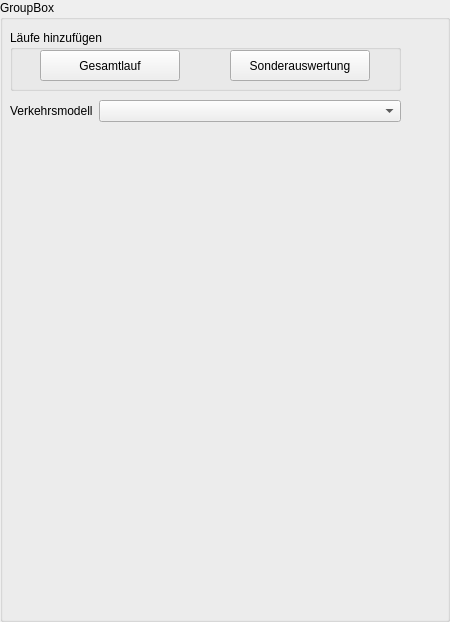
Qt form src/gui_vm/view/qt_designed/scenario.ui (ChrFr/gui_vm) before a commit.
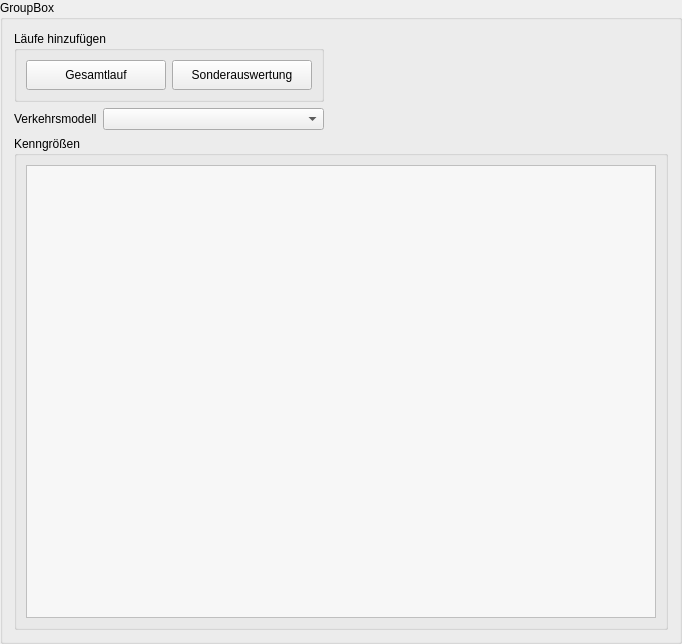
The same form after that commit. Icons and pictures are not drawn.

Commit message: Update: details and main window layout changes

```diff
--- a/src/gui_vm/view/qt_designed/scenario.ui
+++ b/src/gui_vm/view/qt_designed/scenario.ui
@@ -6,8 +6,8 @@
    <rect>
     <x>0</x>
     <y>0</y>
-    <width>450</width>
-    <height>622</height>
+    <width>682</width>
+    <height>644</height>
    </rect>
   </property>
   <property name="sizePolicy">
@@ -28,99 +28,536 @@
   <property name="title">
    <string>GroupBox</string>
   </property>
-  <widget class="QWidget" name="formLayoutWidget">
-   <property name="geometry">
-    <rect>
-     <x>10</x>
-     <y>100</y>
-     <width>391</width>
-     <height>221</height>
-    </rect>
-   </property>
-   <layout class="QFormLayout" name="formLayout">
-    <property name="sizeConstraint">
-     <enum>QLayout::SetMinimumSize</enum>
-    </property>
-    <property name="fieldGrowthPolicy">
-     <enum>QFormLayout::AllNonFixedFieldsGrow</enum>
-    </property>
-    <item row="0" column="0">
-     <widget class="QLabel" name="label">
-      <property name="text">
-       <string>Verkehrsmodell</string>
-      </property>
-     </widget>
-    </item>
-    <item row="0" column="1">
-     <widget class="QComboBox" name="combo_model"/>
-    </item>
-   </layout>
-  </widget>
-  <widget class="QGroupBox" name="groupBox">
-   <property name="geometry">
-    <rect>
-     <x>10</x>
-     <y>30</y>
-     <width>391</width>
-     <height>61</height>
-    </rect>
-   </property>
-   <property name="title">
-    <string>Läufe hinzufügen</string>
-   </property>
-   <widget class="QPushButton" name="primary_button">
-    <property name="geometry">
-     <rect>
-      <x>30</x>
-      <y>20</y>
-      <width>140</width>
-      <height>31</height>
-     </rect>
-    </property>
-    <property name="minimumSize">
-     <size>
-      <width>140</width>
-      <height>0</height>
-     </size>
-    </property>
-    <property name="maximumSize">
-     <size>
-      <width>100</width>
-      <height>16777215</height>
-     </size>
-    </property>
-    <property name="text">
-     <string>Gesamtlauf</string>
-    </property>
-    <property name="icon">
-     <iconset resource="gui.qrc">
-      <normaloff>:/buttons/icons/plus.png</normaloff>:/buttons/icons/plus.png</iconset>
-    </property>
-   </widget>
-   <widget class="QPushButton" name="special_button">
-    <property name="geometry">
-     <rect>
-      <x>220</x>
-      <y>20</y>
-      <width>140</width>
-      <height>31</height>
-     </rect>
-    </property>
-    <property name="minimumSize">
-     <size>
-      <width>140</width>
-      <height>0</height>
-     </size>
-    </property>
-    <property name="text">
-     <string>Sonderauswertung</string>
-    </property>
-    <property name="icon">
-     <iconset resource="gui.qrc">
-      <normaloff>:/buttons/icons/plus.png</normaloff>:/buttons/icons/plus.png</iconset>
-    </property>
-   </widget>
-  </widget>
+  <layout class="QGridLayout" name="gridLayout">
+   <item row="1" column="0">
+    <layout class="QFormLayout" name="formLayout">
+     <property name="sizeConstraint">
+      <enum>QLayout::SetMinimumSize</enum>
+     </property>
+     <property name="fieldGrowthPolicy">
+      <enum>QFormLayout::AllNonFixedFieldsGrow</enum>
+     </property>
+     <item row="0" column="0">
+      <widget class="QLabel" name="label">
+       <property name="text">
+        <string>Verkehrsmodell</string>
+       </property>
+      </widget>
+     </item>
+     <item row="0" column="1">
+      <widget class="QComboBox" name="combo_model"/>
+     </item>
+    </layout>
+   </item>
+   <item row="0" column="0">
+    <widget class="QGroupBox" name="groupBox">
+     <property name="title">
+      <string>Läufe hinzufügen</string>
+     </property>
+     <layout class="QHBoxLayout" name="horizontalLayout">
+      <item>
+       <widget class="QPushButton" name="primary_button">
+        <property name="minimumSize">
+         <size>
+          <width>140</width>
+          <height>30</height>
+         </size>
+        </property>
+        <property name="maximumSize">
+         <size>
+          <width>100</width>
+          <height>16777215</height>
+         </size>
+        </property>
+        <property name="text">
+         <string>Gesamtlauf</string>
+        </property>
+        <property name="icon">
+         <iconset resource="gui.qrc">
+          <normaloff>:/buttons/icons/plus.png</normaloff>:/buttons/icons/plus.png</iconset>
+        </property>
+       </widget>
+      </item>
+      <item>
+       <widget class="QPushButton" name="special_button">
+        <property name="minimumSize">
+         <size>
+          <width>140</width>
+          <height>30</height>
+         </size>
+        </property>
+        <property name="text">
+         <string>Sonderauswertung</string>
+        </property>
+        <property name="icon">
+         <iconset resource="gui.qrc">
+          <normaloff>:/buttons/icons/plus.png</normaloff>:/buttons/icons/plus.png</iconset>
+        </property>
+       </widget>
+      </item>
+     </layout>
+    </widget>
+   </item>
+   <item row="0" column="1">
+    <spacer name="horizontalSpacer">
+     <property name="orientation">
+      <enum>Qt::Horizontal</enum>
+     </property>
+     <property name="sizeHint" stdset="0">
+      <size>
+       <width>40</width>
+       <height>20</height>
+      </size>
+     </property>
+    </spacer>
+   </item>
+   <item row="2" column="0" colspan="2">
+    <widget class="QGroupBox" name="groupBox_2">
+     <property name="title">
+      <string>Kenngrößen</string>
+     </property>
+     <layout class="QVBoxLayout" name="verticalLayout">
+      <item>
+       <widget class="QScrollArea" name="scroll_data">
+        <property name="palette">
+         <palette>
+          <active>
+           <colorrole role="WindowText">
+            <brush brushstyle="SolidPattern">
+             <color alpha="255">
+              <red>0</red>
+              <green>0</green>
+              <blue>0</blue>
+             </color>
+            </brush>
+           </colorrole>
+           <colorrole role="Button">
+            <brush brushstyle="SolidPattern">
+             <color alpha="255">
+              <red>247</red>
+              <green>247</green>
+              <blue>247</blue>
+             </color>
+            </brush>
+           </colorrole>
+           <colorrole role="Light">
+            <brush brushstyle="SolidPattern">
+             <color alpha="255">
+              <red>255</red>
+              <green>255</green>
+              <blue>255</blue>
+             </color>
+            </brush>
+           </colorrole>
+           <colorrole role="Midlight">
+            <brush brushstyle="SolidPattern">
+             <color alpha="255">
+              <red>251</red>
+              <green>251</green>
+              <blue>251</blue>
+             </color>
+            </brush>
+           </colorrole>
+           <colorrole role="Dark">
+            <brush brushstyle="SolidPattern">
+             <color alpha="255">
+              <red>123</red>
+              <green>123</green>
+              <blue>123</blue>
+             </color>
+            </brush>
+           </colorrole>
+           <colorrole role="Mid">
+            <brush brushstyle="SolidPattern">
+             <color alpha="255">
+              <red>165</red>
+              <green>165</green>
+              <blue>165</blue>
+             </color>
+            </brush>
+           </colorrole>
+           <colorrole role="Text">
+            <brush brushstyle="SolidPattern">
+             <color alpha="255">
+              <red>0</red>
+              <green>0</green>
+              <blue>0</blue>
+             </color>
+            </brush>
+           </colorrole>
+           <colorrole role="BrightText">
+            <brush brushstyle="SolidPattern">
+             <color alpha="255">
+              <red>255</red>
+              <green>255</green>
+              <blue>255</blue>
+             </color>
+            </brush>
+           </colorrole>
+           <colorrole role="ButtonText">
+            <brush brushstyle="SolidPattern">
+             <color alpha="255">
+              <red>0</red>
+              <green>0</green>
+              <blue>0</blue>
+             </color>
+            </brush>
+           </colorrole>
+           <colorrole role="Base">
+            <brush brushstyle="SolidPattern">
+             <color alpha="255">
+              <red>255</red>
+              <green>255</green>
+              <blue>255</blue>
+             </color>
+            </brush>
+           </colorrole>
+           <colorrole role="Window">
+            <brush brushstyle="SolidPattern">
+             <color alpha="255">
+              <red>247</red>
+              <green>247</green>
+              <blue>247</blue>
+             </color>
+            </brush>
+           </colorrole>
+           <colorrole role="Shadow">
+            <brush brushstyle="SolidPattern">
+             <color alpha="255">
+              <red>0</red>
+              <green>0</green>
+              <blue>0</blue>
+             </color>
+            </brush>
+           </colorrole>
+           <colorrole role="AlternateBase">
+            <brush brushstyle="SolidPattern">
+             <color alpha="255">
+              <red>251</red>
+              <green>251</green>
+              <blue>251</blue>
+             </color>
+            </brush>
+           </colorrole>
+           <colorrole role="ToolTipBase">
+            <brush brushstyle="SolidPattern">
+             <color alpha="255">
+              <red>255</red>
+              <green>255</green>
+              <blue>220</blue>
+             </color>
+            </brush>
+           </colorrole>
+           <colorrole role="ToolTipText">
+            <brush brushstyle="SolidPattern">
+             <color alpha="255">
+              <red>0</red>
+              <green>0</green>
+              <blue>0</blue>
+             </color>
+            </brush>
+           </colorrole>
+          </active>
+          <inactive>
+           <colorrole role="WindowText">
+            <brush brushstyle="SolidPattern">
+             <color alpha="255">
+              <red>0</red>
+              <green>0</green>
+              <blue>0</blue>
+             </color>
+            </brush>
+           </colorrole>
+           <colorrole role="Button">
+            <brush brushstyle="SolidPattern">
+             <color alpha="255">
+              <red>247</red>
+              <green>247</green>
+              <blue>247</blue>
+             </color>
+            </brush>
+           </colorrole>
+           <colorrole role="Light">
+            <brush brushstyle="SolidPattern">
+             <color alpha="255">
+              <red>255</red>
+              <green>255</green>
+              <blue>255</blue>
+             </color>
+            </brush>
+           </colorrole>
+           <colorrole role="Midlight">
+            <brush brushstyle="SolidPattern">
+             <color alpha="255">
+              <red>251</red>
+              <green>251</green>
+              <blue>251</blue>
+             </color>
+            </brush>
+           </colorrole>
+           <colorrole role="Dark">
+            <brush brushstyle="SolidPattern">
+             <color alpha="255">
+              <red>123</red>
+              <green>123</green>
+              <blue>123</blue>
+             </color>
+            </brush>
+           </colorrole>
+           <colorrole role="Mid">
+            <brush brushstyle="SolidPattern">
+             <color alpha="255">
+              <red>165</red>
+              <green>165</green>
+              <blue>165</blue>
+             </color>
+            </brush>
+           </colorrole>
+           <colorrole role="Text">
+            <brush brushstyle="SolidPattern">
+             <color alpha="255">
+              <red>0</red>
+              <green>0</green>
+              <blue>0</blue>
+             </color>
+            </brush>
+           </colorrole>
+           <colorrole role="BrightText">
+            <brush brushstyle="SolidPattern">
+             <color alpha="255">
+              <red>255</red>
+              <green>255</green>
+              <blue>255</blue>
+             </color>
+            </brush>
+           </colorrole>
+           <colorrole role="ButtonText">
+            <brush brushstyle="SolidPattern">
+             <color alpha="255">
+              <red>0</red>
+              <green>0</green>
+              <blue>0</blue>
+             </color>
+            </brush>
+           </colorrole>
+           <colorrole role="Base">
+            <brush brushstyle="SolidPattern">
+             <color alpha="255">
+              <red>255</red>
+              <green>255</green>
+              <blue>255</blue>
+             </color>
+            </brush>
+           </colorrole>
+           <colorrole role="Window">
+            <brush brushstyle="SolidPattern">
+             <color alpha="255">
+              <red>247</red>
+              <green>247</green>
+              <blue>247</blue>
+             </color>
+            </brush>
+           </colorrole>
+           <colorrole role="Shadow">
+            <brush brushstyle="SolidPattern">
+             <color alpha="255">
+              <red>0</red>
+              <green>0</green>
+              <blue>0</blue>
+             </color>
+            </brush>
+           </colorrole>
+           <colorrole role="AlternateBase">
+            <brush brushstyle="SolidPattern">
+             <color alpha="255">
+              <red>251</red>
+              <green>251</green>
+              <blue>251</blue>
+             </color>
+            </brush>
+           </colorrole>
+           <colorrole role="ToolTipBase">
+            <brush brushstyle="SolidPattern">
+             <color alpha="255">
+              <red>255</red>
+              <green>255</green>
+              <blue>220</blue>
+             </color>
+            </brush>
+           </colorrole>
+           <colorrole role="ToolTipText">
+            <brush brushstyle="SolidPattern">
+             <color alpha="255">
+              <red>0</red>
+              <green>0</green>
+              <blue>0</blue>
+             </color>
+            </brush>
+           </colorrole>
+          </inactive>
+          <disabled>
+           <colorrole role="WindowText">
+            <brush brushstyle="SolidPattern">
+             <color alpha="255">
+              <red>123</red>
+              <green>123</green>
+              <blue>123</blue>
+             </color>
+            </brush>
+           </colorrole>
+           <colorrole role="Button">
+            <brush brushstyle="SolidPattern">
+             <color alpha="255">
+              <red>247</red>
+              <green>247</green>
+              <blue>247</blue>
+             </color>
+            </brush>
+           </colorrole>
+           <colorrole role="Light">
+            <brush brushstyle="SolidPattern">
+             <color alpha="255">
+              <red>255</red>
+              <green>255</green>
+              <blue>255</blue>
+             </color>
+            </brush>
+           </colorrole>
+           <colorrole role="Midlight">
+            <brush brushstyle="SolidPattern">
+             <color alpha="255">
+              <red>251</red>
+              <green>251</green>
+              <blue>251</blue>
+             </color>
+            </brush>
+           </colorrole>
+           <colorrole role="Dark">
+            <brush brushstyle="SolidPattern">
+             <color alpha="255">
+              <red>123</red>
+              <green>123</green>
+              <blue>123</blue>
+             </color>
+            </brush>
+           </colorrole>
+           <colorrole role="Mid">
+            <brush brushstyle="SolidPattern">
+             <color alpha="255">
+              <red>165</red>
+              <green>165</green>
+              <blue>165</blue>
+             </color>
+            </brush>
+           </colorrole>
+           <colorrole role="Text">
+            <brush brushstyle="SolidPattern">
+             <color alpha="255">
+              <red>123</red>
+              <green>123</green>
+              <blue>123</blue>
+             </color>
+            </brush>
+           </colorrole>
+           <colorrole role="BrightText">
+            <brush brushstyle="SolidPattern">
+             <color alpha="255">
+              <red>255</red>
+              <green>255</green>
+              <blue>255</blue>
+             </color>
+            </brush>
+           </colorrole>
+           <colorrole role="ButtonText">
+            <brush brushstyle="SolidPattern">
+             <color alpha="255">
+              <red>123</red>
+              <green>123</green>
+              <blue>123</blue>
+             </color>
+            </brush>
+           </colorrole>
+           <colorrole role="Base">
+            <brush brushstyle="SolidPattern">
+             <color alpha="255">
+              <red>247</red>
+              <green>247</green>
+              <blue>247</blue>
+             </color>
+            </brush>
+           </colorrole>
+           <colorrole role="Window">
+            <brush brushstyle="SolidPattern">
+             <color alpha="255">
+              <red>247</red>
+              <green>247</green>
+              <blue>247</blue>
+             </color>
+            </brush>
+           </colorrole>
+           <colorrole role="Shadow">
+            <brush brushstyle="SolidPattern">
+             <color alpha="255">
+              <red>0</red>
+              <green>0</green>
+              <blue>0</blue>
+             </color>
+            </brush>
+           </colorrole>
+           <colorrole role="AlternateBase">
+            <brush brushstyle="SolidPattern">
+             <color alpha="255">
+              <red>247</red>
+              <green>247</green>
+              <blue>247</blue>
+             </color>
+            </brush>
+           </colorrole>
+           <colorrole role="ToolTipBase">
+            <brush brushstyle="SolidPattern">
+             <color alpha="255">
+              <red>255</red>
+              <green>255</green>
+              <blue>220</blue>
+             </color>
+            </brush>
+           </colorrole>
+           <colorrole role="ToolTipText">
+            <brush brushstyle="SolidPattern">
+             <color alpha="255">
+              <red>0</red>
+              <green>0</green>
+              <blue>0</blue>
+             </color>
+            </brush>
+           </colorrole>
+          </disabled>
+         </palette>
+        </property>
+        <property name="widgetResizable">
+         <bool>true</bool>
+        </property>
+        <widget class="QWidget" name="scrollAreaWidgetContents">
+         <property name="geometry">
+          <rect>
+           <x>0</x>
+           <y>0</y>
+           <width>640</width>
+           <height>479</height>
+          </rect>
+         </property>
+         <layout class="QVBoxLayout" name="verticalLayout_3">
+          <item>
+           <layout class="QFormLayout" name="data_form"/>
+          </item>
+         </layout>
+        </widget>
+       </widget>
+      </item>
+     </layout>
+    </widget>
+   </item>
+  </layout>
  </widget>
  <resources>
   <include location="gui.qrc"/>
```
The commit also changes 13 other files.
